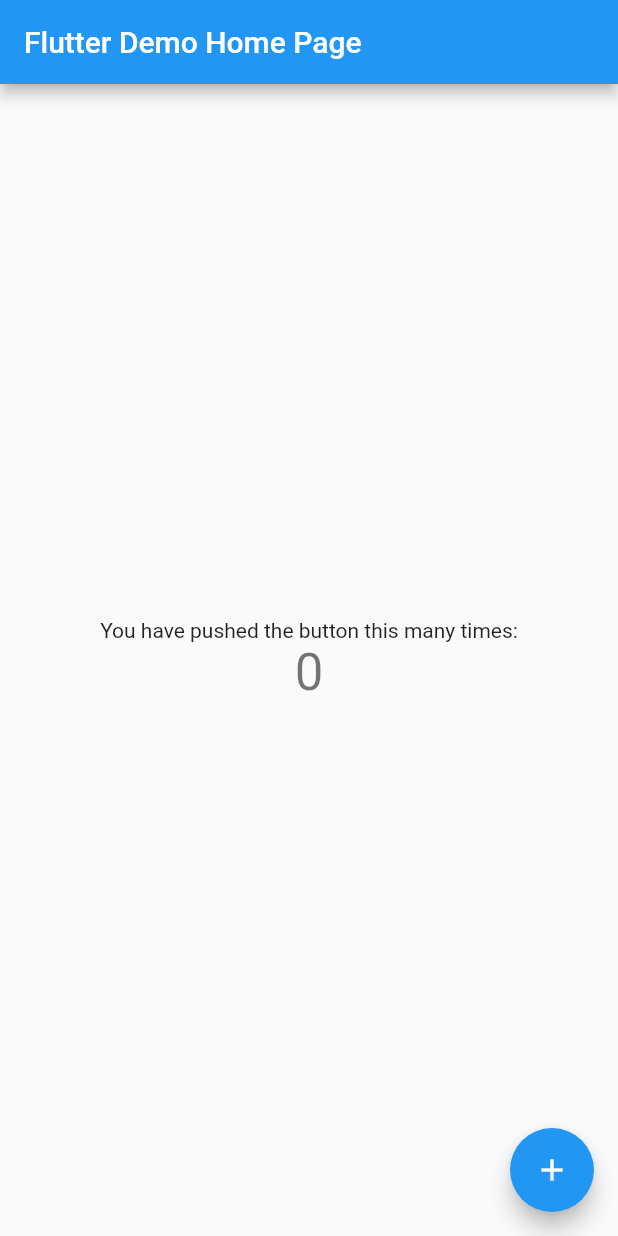
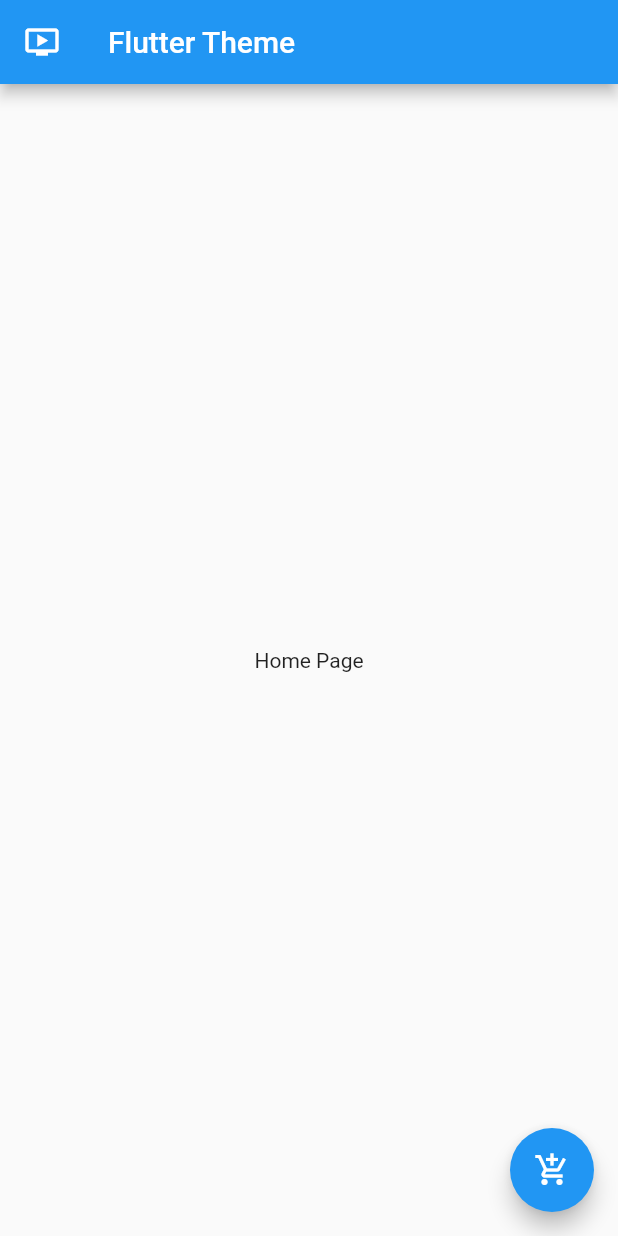
Before and after one commit to dagmawi77/flutter_theme, a Flutter app: the screen it shows after launch, on a phone screen of 412 x 824 dp. Run offline on Flutter 3.47's test engine with Material 2 defaults, Android fonts, the phone set to English and light mode, and no system bars.

```diff
--- a/lib/main.dart
+++ b/lib/main.dart
@@ -1,115 +1,43 @@
 import 'package:flutter/material.dart';
 
 void main() {
-  runApp(const MyApp());
+  runApp(const App());
 }
 
-class MyApp extends StatelessWidget {
-  const MyApp({super.key});
+class App extends StatelessWidget {
+  const App({super.key});
 
   // This widget is the root of your application.
   @override
   Widget build(BuildContext context) {
     return MaterialApp(
-      title: 'Flutter Demo',
-      theme: ThemeData(
-        // This is the theme of your application.
-        //
-        // Try running your application with "flutter run". You'll see the
-        // application has a blue toolbar. Then, without quitting the app, try
-        // changing the primarySwatch below to Colors.green and then invoke
-        // "hot reload" (press "r" in the console where you ran "flutter run",
-        // or simply save your changes to "hot reload" in a Flutter IDE).
-        // Notice that the counter didn't reset back to zero; the application
-        // is not restarted.
-        primarySwatch: Colors.blue,
-      ),
-      home: const MyHomePage(title: 'Flutter Demo Home Page'),
+      debugShowCheckedModeBanner: false,
+      theme: ThemeData(brightness: Brightness.light),
+      darkTheme: ThemeData(brightness: Brightness.dark),
+      themeMode: ThemeMode.system,
+      home: AppHome(),
     );
   }
 }
 
-class MyHomePage extends StatefulWidget {
-  const MyHomePage({super.key, required this.title});
-
-  // This widget is the home page of your application. It is stateful, meaning
-  // that it has a State object (defined below) that contains fields that affect
-  // how it looks.
-
-  // This class is the configuration for the state. It holds the values (in this
-  // case the title) provided by the parent (in this case the App widget) and
-  // used by the build method of the State. Fields in a Widget subclass are
-  // always marked "final".
-
-  final String title;
-
-  @override
-  State<MyHomePage> createState() => _MyHomePageState();
-}
-
-class _MyHomePageState extends State<MyHomePage> {
-  int _counter = 0;
-
-  void _incrementCounter() {
-    setState(() {
-      // This call to setState tells the Flutter framework that something has
-      // changed in this State, which causes it to rerun the build method below
-      // so that the display can reflect the updated values. If we changed
-      // _counter without calling setState(), then the build method would not be
-      // called again, and so nothing would appear to happen.
-      _counter++;
-    });
-  }
+class AppHome extends StatelessWidget {
+  const AppHome({Key? key}) : super(key: key);
 
   @override
   Widget build(BuildContext context) {
-    // This method is rerun every time setState is called, for instance as done
-    // by the _incrementCounter method above.
-    //
-    // The Flutter framework has been optimized to make rerunning build methods
-    // fast, so that you can just rebuild anything that needs updating rather
-    // than having to individually change instances of widgets.
     return Scaffold(
-      appBar: AppBar(
-        // Here we take the value from the MyHomePage object that was created by
-        // the App.build method, and use it to set our appbar title.
-        title: Text(widget.title),
-      ),
-      body: Center(
-        // Center is a layout widget. It takes a single child and positions it
-        // in the middle of the parent.
-        child: Column(
-          // Column is also a layout widget. It takes a list of children and
-          // arranges them vertically. By default, it sizes itself to fit its
-          // children horizontally, and tries to be as tall as its parent.
-          //
-          // Invoke "debug painting" (press "p" in the console, choose the
-          // "Toggle Debug Paint" action from the Flutter Inspector in Android
-          // Studio, or the "Toggle Debug Paint" command in Visual Studio Code)
-          // to see the wireframe for each widget.
-          //
-          // Column has various properties to control how it sizes itself and
-          // how it positions its children. Here we use mainAxisAlignment to
-          // center the children vertically; the main axis here is the vertical
-          // axis because Columns are vertical (the cross axis would be
-          // horizontal).
-          mainAxisAlignment: MainAxisAlignment.center,
-          children: <Widget>[
-            const Text(
-              'You have pushed the button this many times:',
-            ),
-            Text(
-              '$_counter',
-              style: Theme.of(context).textTheme.headlineMedium,
-            ),
-          ],
+        appBar: AppBar(
+          title: const Text(
+            "Flutter Theme",
+          ),
+          leading: const Icon(Icons.ondemand_video),
         ),
-      ),
-      floatingActionButton: FloatingActionButton(
-        onPressed: _incrementCounter,
-        tooltip: 'Increment',
-        child: const Icon(Icons.add),
-      ), // This trailing comma makes auto-formatting nicer for build methods.
-    );
+        floatingActionButton: FloatingActionButton(
+          onPressed: () {},
+          child: Icon(Icons.add_shopping_cart),
+        ),
+        body: Center(
+          child: Text("Home Page"),
+        ));
   }
 }
```
Also changed, not shown: pubspec.yaml (+9 -0 lines), assets/images/sp.png (added), 1 other file.
